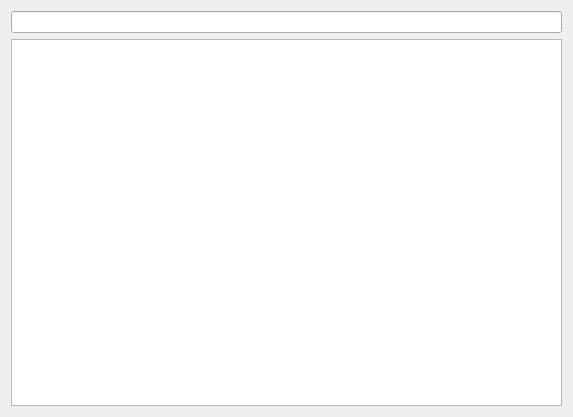
Before: the Qt Designer form UI/newDiaryFrame.ui in blackpill0w/Diary, drawn with Qt 5.
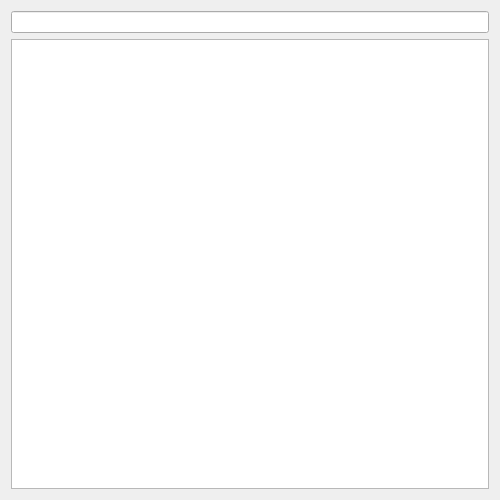
After: the same form once the commit is applied.

```diff
--- a/UI/newDiaryFrame.ui
+++ b/UI/newDiaryFrame.ui
@@ -6,10 +6,16 @@
    <rect>
     <x>0</x>
     <y>0</y>
-    <width>573</width>
-    <height>417</height>
+    <width>500</width>
+    <height>500</height>
    </rect>
   </property>
+  <property name="sizePolicy">
+   <sizepolicy hsizetype="Expanding" vsizetype="Expanding">
+    <horstretch>0</horstretch>
+    <verstretch>0</verstretch>
+   </sizepolicy>
+  </property>
   <property name="windowTitle">
    <string>Frame</string>
   </property>
```
